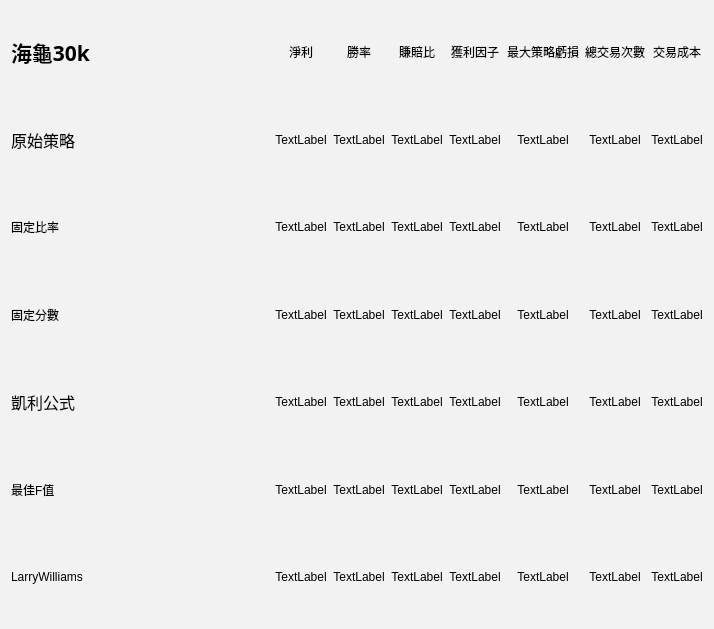
Old version of the form Read_txt_UI.ui in the repository allen93075/Winner.
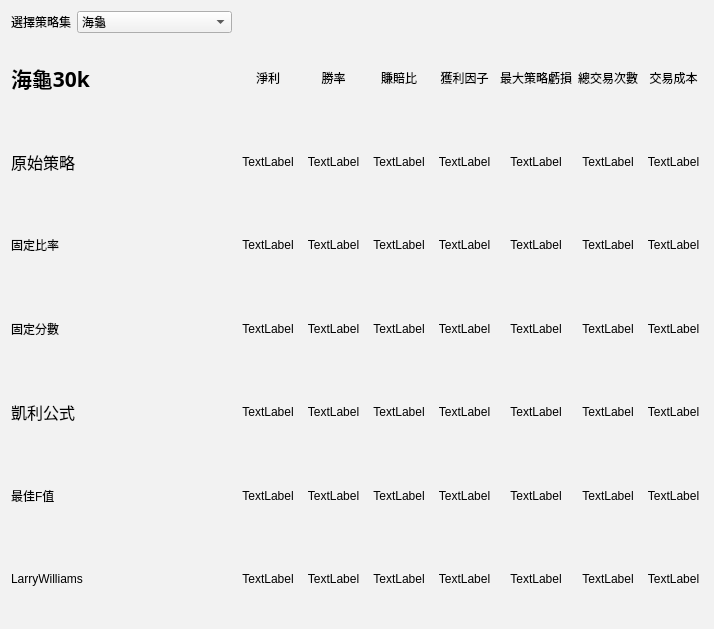
New version of the form.

Commit message: 績效報表修改

The edit to the form file:
```diff
--- a/Read_txt_UI.ui
+++ b/Read_txt_UI.ui
@@ -28,10 +28,8 @@
   <property name="styleSheet">
    <string notr="true">background-color: rgb(242, 242, 242);</string>
   </property>
-  <layout class="QGridLayout" name="gridLayout_2">
-   <item row="0" column="0">
     <layout class="QGridLayout" name="gridLayout">
-     <item row="0" column="0">
+   <item row="1" column="0">
       <layout class="QVBoxLayout" name="verticalLayout">
        <item>
         <widget class="QLabel" name="title">
@@ -104,7 +102,7 @@
        </item>
       </layout>
      </item>
-     <item row="0" column="1">
+   <item row="1" column="1">
       <layout class="QHBoxLayout" name="horizontalLayout_2">
        <item>
         <layout class="QVBoxLayout" name="verticalLayout_3">
@@ -626,8 +624,65 @@
        </item>
       </layout>
      </item>
+   <item row="0" column="0">
+    <layout class="QHBoxLayout" name="horizontalLayout_4">
+     <item>
+      <widget class="QLabel" name="label_11">
+       <property name="sizePolicy">
+        <sizepolicy hsizetype="Minimum" vsizetype="Minimum">
+         <horstretch>0</horstretch>
+         <verstretch>0</verstretch>
+        </sizepolicy>
+       </property>
+       <property name="text">
+        <string>選擇策略集</string>
+       </property>
+      </widget>
+     </item>
+     <item>
+      <widget class="QComboBox" name="comboBox">
+       <item>
+        <property name="text">
+         <string>海龜</string>
+        </property>
+       </item>
+       <item>
+        <property name="text">
+         <string>移動均線(MA)</string>
+        </property>
+       </item>
+       <item>
+        <property name="text">
+         <string>區間突破(RangeBreak)</string>
+        </property>
+       </item>
+       <item>
+        <property name="text">
+         <string>BigBar</string>
+        </property>
+       </item>
+       <item>
+        <property name="text">
+         <string>CCI</string>
+        </property>
+       </item>
+      </widget>
+     </item>
     </layout>
    </item>
+   <item row="0" column="1">
+    <spacer name="horizontalSpacer">
+     <property name="orientation">
+      <enum>Qt::Horizontal</enum>
+     </property>
+     <property name="sizeHint" stdset="0">
+      <size>
+       <width>576</width>
+       <height>5</height>
+      </size>
+     </property>
+    </spacer>
+   </item>
   </layout>
  </widget>
  <resources/>
```
Lines whose indentation alone changed are shown as unchanged. The commit also changes 2 other files.
